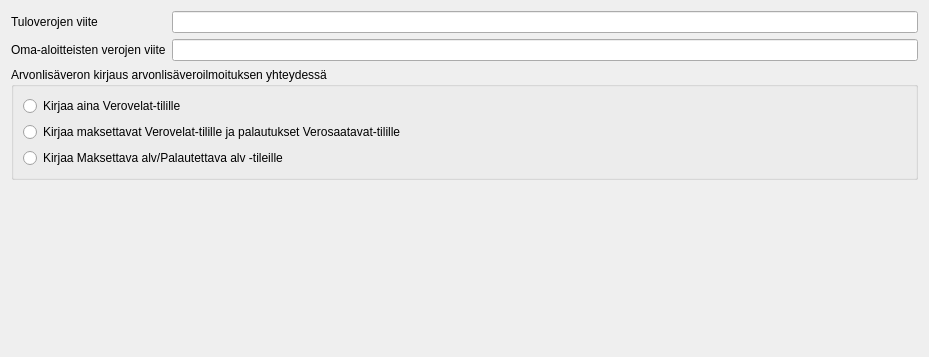
Qt form kitsas/maaritys/veromaaritys.ui (artoh/kitupiikki) before a commit; both pictures show x 0 to 929 and y 0 to 357 of the 929 by 556 pixel window.
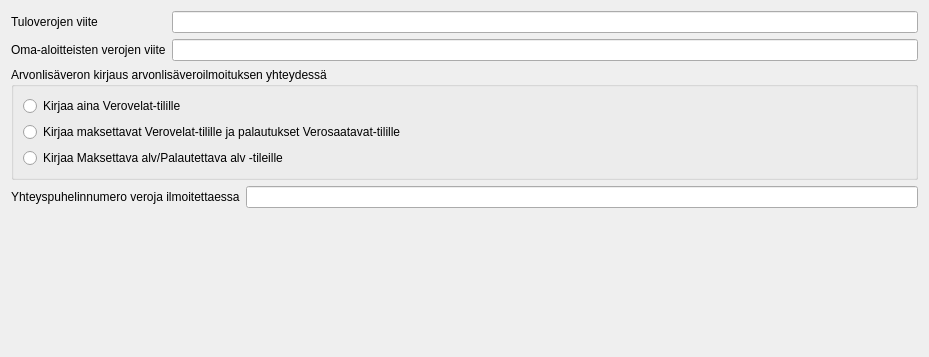
The same form after that commit.

What changed in the file:
```diff
--- a/kitsas/maaritys/veromaaritys.ui
+++ b/kitsas/maaritys/veromaaritys.ui
@@ -97,6 +97,24 @@
      </layout>
     </widget>
    </item>
+   <item>
+    <layout class="QFormLayout" name="formLayout_2">
+     <item row="0" column="0">
+      <widget class="QLabel" name="label_3">
+       <property name="text">
+        <string>Yhteyspuhelinnumero veroja ilmoitettaessa</string>
+       </property>
+      </widget>
+     </item>
+     <item row="0" column="1">
+      <widget class="QLineEdit" name="lineEdit">
+       <property name="Asetus" stdset="0">
+        <string notr="true">VeroYhteysPuhelin</string>
+       </property>
+      </widget>
+     </item>
+    </layout>
+   </item>
    <item>
     <spacer name="verticalSpacer">
      <property name="orientation">
```
